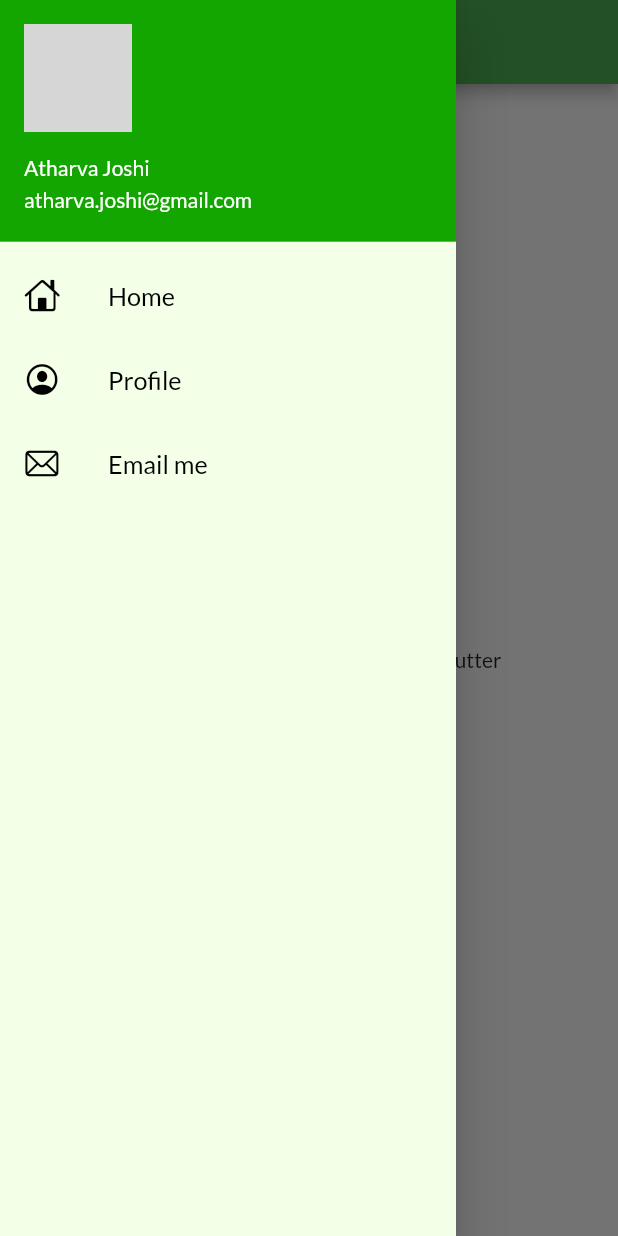
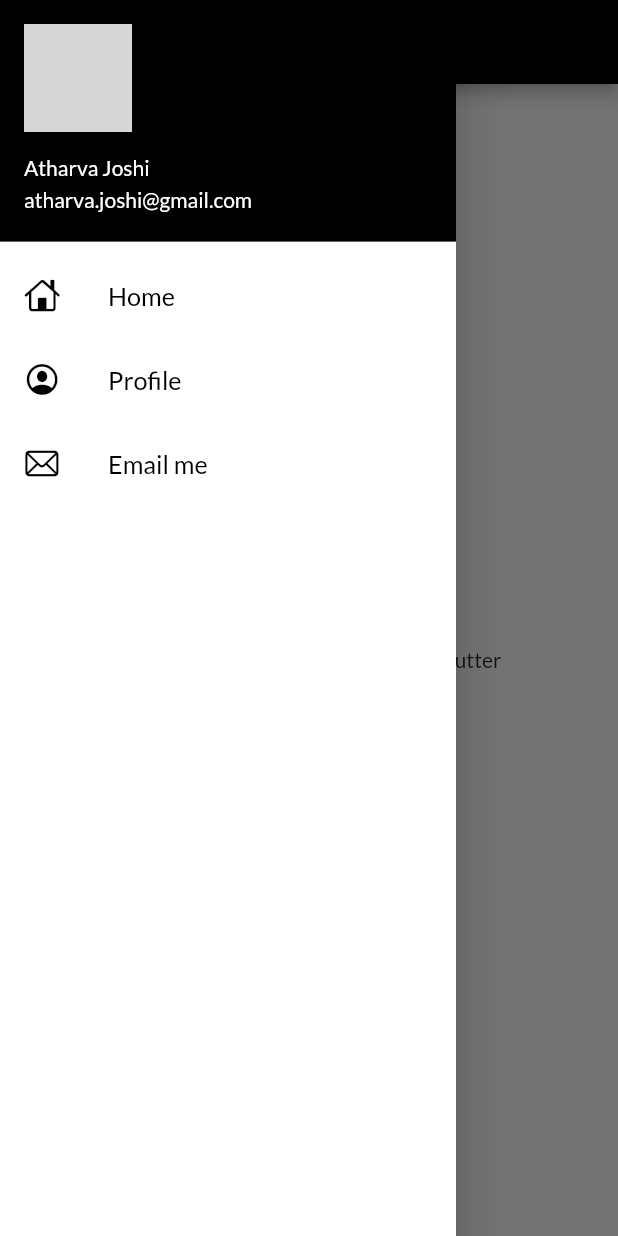
Before and after one commit to atharvajoshi1007/Flutter, a Flutter app: the screen it shows after launch, with the side drawer open, on a phone screen of 412 x 824 dp. Run offline on Flutter 3.47's test engine with Material 2 defaults, Android fonts, the phone set to English and light mode, and no system bars; our stand-ins replace google_fonts; network calls fail; grey boxes are pictures that could not be loaded.

Commit message:
themes exctracted

```diff
--- a/flutter_catalog/lib/Pages/home_page.dart
+++ b/flutter_catalog/lib/Pages/home_page.dart
@@ -9,6 +9,7 @@ class HomePage extends StatelessWidget {
   Widget build(BuildContext context) {
     return Scaffold(
       appBar: AppBar(
+        backgroundColor: Colors.black,
         title: Text("Catalog App"),
       ),
       body: Center(
--- a/flutter_catalog/lib/main.dart
+++ b/flutter_catalog/lib/main.dart
@@ -2,7 +2,7 @@ import 'package:flutter/material.dart';
 import 'package:flutter_catalog/Pages/home_page.dart';
 import 'package:flutter_catalog/Pages/login_page.dart';
 import 'package:flutter_catalog/utils/routes.dart';
-import 'package:google_fonts/google_fonts.dart';
+import 'package:flutter_catalog/widgets/themes.dart';
 
 void main() {
   runApp(MyApp());
@@ -13,12 +13,9 @@ class MyApp extends StatelessWidget {
   Widget build(BuildContext context) {
     return MaterialApp(
       themeMode: ThemeMode.light,
-      theme: ThemeData(
-        primarySwatch: Colors.green,
-        fontFamily: GoogleFonts.lato().fontFamily,
-      ),
+      theme: MyTheme.lightTheme(context),
+      darkTheme: MyTheme.darkTheme(context),
       debugShowCheckedModeBanner: false,
-      darkTheme: ThemeData(brightness: Brightness.dark),
       initialRoute: MyRoutes.homeRoute,
       routes: {
         "/": (context) => LoginPage(),
--- a/flutter_catalog/lib/widgets/drawer.dart
+++ b/flutter_catalog/lib/widgets/drawer.dart
@@ -9,7 +9,7 @@ class MyDrawer extends StatelessWidget {
 
     return Drawer(
       child: Container(
-        color: Color.fromARGB(255, 244, 255, 231),
+        color: Color.fromARGB(255, 255, 255, 255),
         child: ListView(
           padding: EdgeInsets.zero,
           children: [
@@ -17,8 +17,7 @@ class MyDrawer extends StatelessWidget {
               padding: EdgeInsets.zero,
               child: UserAccountsDrawerHeader(
                 margin: EdgeInsets.zero,
-                decoration:
-                    BoxDecoration(color: Color.fromARGB(255, 19, 165, 0)),
+                decoration: BoxDecoration(color: Color.fromARGB(255, 0, 0, 0)),
                 accountName: Text("Atharva Joshi"),
                 accountEmail: Text("atharva.joshi@gmail.com"),
                 currentAccountPicture: CircleAvatar(
--- /dev/null
+++ b/flutter_catalog/lib/widgets/themes.dart
@@ -0,0 +1,19 @@
+import 'package:flutter/material.dart';
+import 'package:google_fonts/google_fonts.dart';
+
+class MyTheme {
+  static ThemeData lightTheme(BuildContext context) => ThemeData(
+        primarySwatch: Colors.green,
+        fontFamily: GoogleFonts.lato().fontFamily,
+        appBarTheme: AppBarTheme(
+          color: Colors.white,
+          //elevation:0, removes shadows of app bar
+          //iconTheme: IconThemeData(color: Colors.black), changes icon color
+          textTheme: Theme.of(context).textTheme,
+        ),
+      );
+
+  static ThemeData darkTheme(BuildContext context) => ThemeData(
+        brightness: Brightness.dark,
+      );
+}
```
